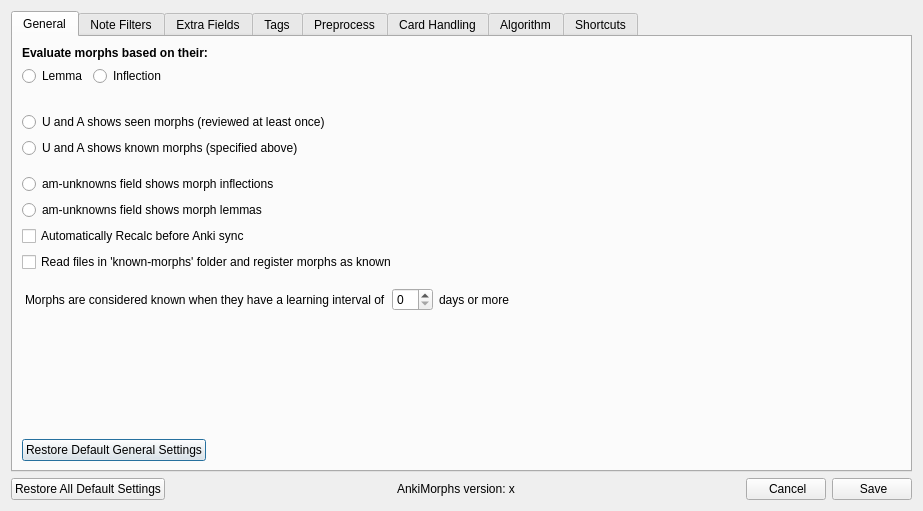
The window that ankimorphs/ui/settings_dialog.ui (mortii/anki-morphs) describes before a commit, drawn with Qt 5.
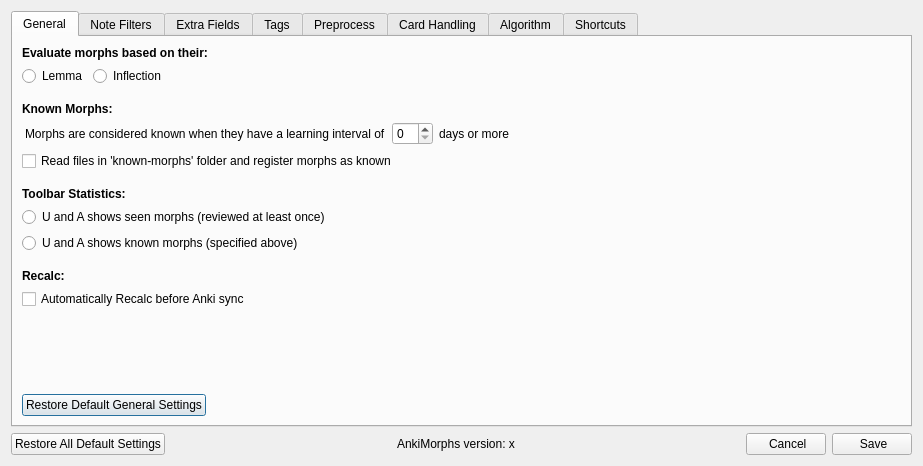
The same window after the commit. The open tabs and pages were chosen to show the change.

Commit message: moved extra field option to extra field tab

The edit to the form file:
```diff
--- a/ankimorphs/ui/settings_dialog.ui
+++ b/ankimorphs/ui/settings_dialog.ui
@@ -10,7 +10,7 @@
     <x>0</x>
     <y>0</y>
     <width>923</width>
-    <height>511</height>
+    <height>466</height>
    </rect>
   </property>
   <property name="windowTitle">
@@ -85,11 +85,89 @@
            </item>
           </layout>
          </item>
+         <item>
+          <layout class="QVBoxLayout" name="verticalLayout_21">
+           <item>
+            <widget class="QLabel" name="label_39">
+             <property name="font">
+              <font>
+               <bold>true</bold>
+              </font>
+             </property>
+             <property name="text">
+              <string>Known Morphs:</string>
+             </property>
+            </widget>
+           </item>
+           <item>
+            <layout class="QHBoxLayout" name="horizontalLayout_6">
+             <property name="leftMargin">
+              <number>3</number>
+             </property>
+             <property name="topMargin">
+              <number>0</number>
+             </property>
+             <property name="bottomMargin">
+              <number>0</number>
+             </property>
+             <item>
+              <widget class="QLabel" name="label_16">
+               <property name="text">
+                <string>Morphs are considered known when they have a learning interval of</string>
+               </property>
+              </widget>
+             </item>
+             <item>
+              <widget class="QSpinBox" name="recalcIntervalSpinBox"/>
+             </item>
+             <item>
+              <widget class="QLabel" name="label_17">
+               <property name="text">
+                <string>days or more</string>
+               </property>
+              </widget>
+             </item>
+             <item>
+              <spacer name="horizontalSpacer_13">
+               <property name="orientation">
+                <enum>Qt::Horizontal</enum>
+               </property>
+               <property name="sizeHint" stdset="0">
+                <size>
+                 <width>40</width>
+                 <height>20</height>
+                </size>
+               </property>
+              </spacer>
+             </item>
+            </layout>
+           </item>
+           <item>
+            <widget class="QCheckBox" name="recalcReadKnownMorphsFolderCheckBox">
+             <property name="text">
+              <string>Read files in 'known-morphs' folder and register morphs as known</string>
+             </property>
+            </widget>
+           </item>
+          </layout>
+         </item>
          <item>
           <layout class="QVBoxLayout" name="verticalLayout_14">
            <property name="topMargin">
             <number>10</number>
            </property>
+           <item>
+            <widget class="QLabel" name="label_37">
+             <property name="font">
+              <font>
+               <bold>true</bold>
+              </font>
+             </property>
+             <property name="text">
+              <string>Toolbar Statistics:</string>
+             </property>
+            </widget>
+           </item>
            <item>
             <widget class="QRadioButton" name="toolbarStatsUseSeenRadioButton">
              <property name="text">
@@ -118,29 +196,20 @@
             <number>10</number>
            </property>
            <item>
-            <widget class="QRadioButton" name="unknownsFieldShowsInflectionsRadioButton">
-             <property name="text">
-              <string>am-unknowns field shows morph inflections</string>
+            <widget class="QLabel" name="label_40">
+             <property name="font">
+              <font>
+               <bold>true</bold>
+              </font>
              </property>
-             <attribute name="buttonGroup">
-              <string notr="true">recalcUnknownFieldRadioButtonGroup</string>
-             </attribute>
-            </widget>
-           </item>
-           <item>
-            <widget class="QRadioButton" name="unknownsFieldShowsLemmasRadioButton">
              <property name="text">
-              <string>am-unknowns field shows morph lemmas</string>
+              <string>Recalc:</string>
              </property>
              <attribute name="buttonGroup">
               <string notr="true">recalcUnknownFieldRadioButtonGroup</string>
              </attribute>
             </widget>
            </item>
-          </layout>
-         </item>
-         <item>
-          <layout class="QVBoxLayout" name="verticalLayout_21">
            <item>
             <widget class="QCheckBox" name="recalcBeforeSyncCheckBox">
              <property name="text">
@@ -148,56 +217,6 @@
              </property>
             </widget>
            </item>
-           <item>
-            <widget class="QCheckBox" name="recalcReadKnownMorphsFolderCheckBox">
-             <property name="text">
-              <string>Read files in 'known-morphs' folder and register morphs as known</string>
-             </property>
-            </widget>
-           </item>
-          </layout>
-         </item>
-         <item>
-          <layout class="QHBoxLayout" name="horizontalLayout_6">
-           <property name="leftMargin">
-            <number>3</number>
-           </property>
-           <property name="topMargin">
-            <number>10</number>
-           </property>
-           <property name="bottomMargin">
-            <number>0</number>
-           </property>
-           <item>
-            <widget class="QLabel" name="label_16">
-             <property name="text">
-              <string>Morphs are considered known when they have a learning interval of</string>
-             </property>
-            </widget>
-           </item>
-           <item>
-            <widget class="QSpinBox" name="recalcIntervalSpinBox"/>
-           </item>
-           <item>
-            <widget class="QLabel" name="label_17">
-             <property name="text">
-              <string>days or more</string>
-             </property>
-            </widget>
-           </item>
-           <item>
-            <spacer name="horizontalSpacer_13">
-             <property name="orientation">
-              <enum>Qt::Horizontal</enum>
-             </property>
-             <property name="sizeHint" stdset="0">
-              <size>
-               <width>40</width>
-               <height>20</height>
-              </size>
-             </property>
-            </spacer>
-           </item>
           </layout>
          </item>
          <item>
@@ -344,16 +363,35 @@
             </widget>
            </item>
            <item>
-            <widget class="QTreeWidget" name="treeWidget">
-             <column>
-              <property name="text">
-               <string notr="true">1</string>
-              </property>
-             </column>
-            </widget>
-           </item>
-           <item>
-            <layout class="QHBoxLayout" name="horizontalLayout_3"/>
+            <layout class="QHBoxLayout" name="horizontalLayout_3">
+             <item>
+              <widget class="QRadioButton" name="unknownsFieldShowsLemmasRadioButton">
+               <property name="text">
+                <string>Lemma</string>
+               </property>
+              </widget>
+             </item>
+             <item>
+              <widget class="QRadioButton" name="unknownsFieldShowsInflectionsRadioButton">
+               <property name="text">
+                <string>Inflection</string>
+               </property>
+              </widget>
+             </item>
+             <item>
+              <spacer name="horizontalSpacer_8">
+               <property name="orientation">
+                <enum>Qt::Horizontal</enum>
+               </property>
+               <property name="sizeHint" stdset="0">
+                <size>
+                 <width>40</width>
+                 <height>20</height>
+                </size>
+               </property>
+              </spacer>
+             </item>
+            </layout>
            </item>
           </layout>
          </item>
```
Left out of the diff: 47 changed lines with no effect on the pictures. The commit also changes 1 other file.
